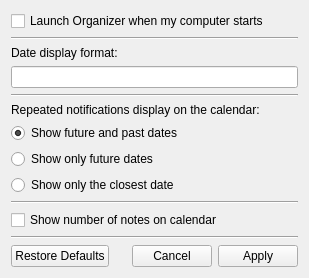
Old version of the form settingswindow.ui in the repository Ogaros/NoteKeeper.
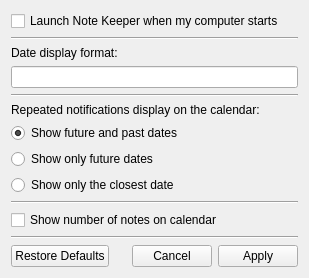
New version of the form. Icons and pictures are not drawn.

Commit message: Renamed project to Note Keeper

Patch:
```diff
--- a/settingswindow.ui
+++ b/settingswindow.ui
@@ -24,7 +24,7 @@
    <item>
     <widget class="QCheckBox" name="startupCheckBox">
      <property name="text">
-      <string>Launch Organizer when my computer starts</string>
+      <string>Launch Note Keeper when my computer starts</string>
      </property>
     </widget>
    </item>
```
The commit also changes 2 other files.
